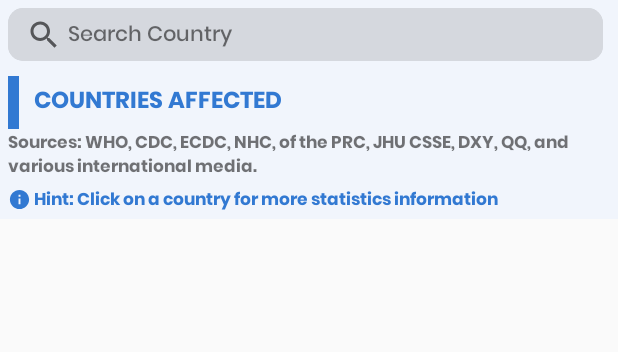
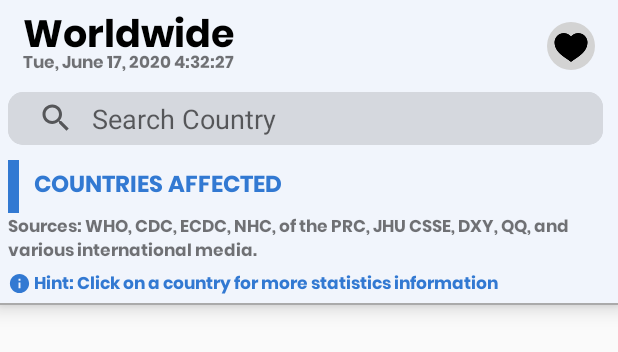
Before and after one commit to forceporquillo/TracePinas, an Android app: the layout details_layout.xml on its own in the app's theme, with its tools: preview values and no code run, on a phone screen of 412 x 824 dp. Shown: the top 352 px of the screen. Run offline under Robolectric (Android 15) with nearby library versions, the phone set to English and light mode, and no system bars.

```diff
--- a/app/src/main/java/com/force/codes/project/app/data_layer/repositories/worldwide/WorldwideRepositoryImpl.java
+++ b/app/src/main/java/com/force/codes/project/app/data_layer/repositories/worldwide/WorldwideRepositoryImpl.java
@@ -13,7 +13,7 @@ import androidx.paging.LivePagedListBuilder;
 import androidx.paging.PagedList;
 
 import com.force.codes.project.app.data_layer.resources.api.ApiServiceAdapter;
-import com.force.codes.project.app.data_layer.resources.database.CountryDao;
+import com.force.codes.project.app.data_layer.resources.database.data.CountryDao;
 import com.force.codes.project.app.model.CountryDetails;
 import com.force.codes.project.app.service.executors.AppExecutors;
 
--- a/app/src/main/java/com/force/codes/project/app/data_layer/resources/database/LocalDatabase.java
+++ b/app/src/main/java/com/force/codes/project/app/data_layer/resources/database/LocalDatabase.java
@@ -14,6 +14,8 @@ import androidx.room.Room;
 import androidx.room.RoomDatabase;
 import androidx.sqlite.db.SupportSQLiteDatabase;
 
+import com.force.codes.project.app.data_layer.resources.database.data.CountryDao;
+import com.force.codes.project.app.data_layer.resources.database.data.LiveDataDao;
 import com.force.codes.project.app.model.CountryDetails;
 
 @Database(
--- a/app/src/main/java/com/force/codes/project/app/data_layer/resources/database/LiveDataDao.java
+++ b/app/src/main/java/com/force/codes/project/app/data_layer/resources/database/data/LiveDataDao.java
@@ -5,7 +5,10 @@
  * Last modified 6/16/20 10:30 PM
  */
 
-package com.force.codes.project.app.data_layer.resources.database;
+package com.force.codes.project.app.data_layer.resources.database.data;
 
+import androidx.room.Dao;
+
+@Dao
 public interface LiveDataDao{
 }
--- a/app/src/main/java/com/force/codes/project/app/presentation_layer/views/viewholders/CountryViewHolder.java
+++ b/app/src/main/java/com/force/codes/project/app/presentation_layer/views/viewholders/CountryViewHolder.java
@@ -11,7 +11,6 @@ import android.view.View;
 import android.widget.TextView;
 
 import androidx.databinding.BindingAdapter;
-
 import androidx.databinding.library.baseAdapters.BR;
 import androidx.recyclerview.widget.RecyclerView;
 
@@ -23,7 +22,6 @@ import com.force.codes.project.app.databinding.CountryRowsBinding;
 import com.force.codes.project.app.model.CountryDetails;
 import com.force.codes.project.app.presentation_layer.controller.custom.interfaces.FragmentCallback;
 import com.force.codes.project.app.presentation_layer.controller.custom.utils.StringUtils;
-
 
 import org.jetbrains.annotations.NotNull;
 
@@ -48,7 +46,7 @@ public class CountryViewHolder extends RecyclerView.ViewHolder implements View.O
     }
 
     @SuppressLint("SetTextI18n")
-    @BindingAdapter("app:TextUpdate")
+    @BindingAdapter({"textUpdate"})
     public static void setTextUpdate(TextView textUpdate, int newCases){
         StringUtils utils = new StringUtils();
 
@@ -59,7 +57,7 @@ public class CountryViewHolder extends RecyclerView.ViewHolder implements View.O
         }
     }
 
-    @BindingAdapter("app:ImageUrl")
+    @BindingAdapter({"imageUrl"})
     public static void setFlag(@NotNull CircleImageView flagPlaceholder, final String imageUrl){
         Glide.with(flagPlaceholder.getContext())
                 .asBitmap()
--- a/app/src/main/res/layout/country_rows.xml
+++ b/app/src/main/res/layout/country_rows.xml
@@ -36,7 +36,7 @@
                 android:layout_width="@dimen/xhdpi_layout"
                 android:layout_marginTop="5dp"
                 android:layout_marginBottom="5dp"
-                app:ImageUrl="@{details.countryInfo.flag}"
+                imageUrl="@{details.countryInfo.flag}"
                 android:layout_height="@dimen/xhdpi_layout"
                 android:layout_alignParentStart="true"
                 android:layout_centerVertical="true"
@@ -88,7 +88,7 @@
 
                     <TextView
                         android:id="@+id/cases_text"
-                        app:TextUpdate="@{details.todayCases}"
+                        textUpdate="@{details.todayCases}"
                         style="@style/countrySubDetails"
                         android:layout_width="wrap_content"
                         android:layout_height="wrap_content" />
--- a/app/src/main/res/layout/details_layout.xml
+++ b/app/src/main/res/layout/details_layout.xml
@@ -4,21 +4,70 @@
   ~ Created by Force Porquillo on 6/15/20 10:30 PM
   ~ FEU Institute of Technology
   ~ Copyright (c) 2020.  All rights reserved.
-  ~ Last modified 6/15/20 10:29 PM
+  ~ Last modified 6/17/20 04:00 AM
   -->
+
 <layout xmlns:android="http://schemas.android.com/apk/res/android"
     xmlns:app="http://schemas.android.com/apk/res-auto"
     xmlns:tools="http://schemas.android.com/tools">
 
     <RelativeLayout
-        android:elevation="@dimen/elevation_4dp"
+        android:id="@id/container"
         android:layout_width="wrap_content"
-        android:layout_height="wrap_content">
+        android:layout_height="wrap_content"
+        android:background="@color/foregroundColor2"
+        android:elevation="8dp">
+
+        <RelativeLayout
+            android:id="@+id/worldwide_container"
+            android:layout_width="wrap_content"
+            android:layout_height="?attr/actionBarSize"
+            android:gravity="center_vertical">
+
+            <TextView
+                android:id="@+id/update"
+                style="@style/time_update"
+                android:layout_width="wrap_content"
+                android:layout_height="wrap_content"
+                android:layout_below="@id/worldwide"
+                android:layout_marginStart="15dp"
+                android:text="Tue, June 17, 2020 4:32:27" />
+
+            <TextView
+                android:id="@+id/worldwide"
+                style="@style/fragment_title"
+                android:layout_width="wrap_content"
+                android:layout_height="30dp"
+                android:layout_marginStart="15dp"
+                android:text="@string/worldwide_cases" />
+
+            <com.google.android.material.floatingactionbutton.FloatingActionButton
+                android:id="@+id/favorites_button"
+                android:layout_width="32dp"
+                android:layout_height="32dp"
+                android:layout_alignParentEnd="true"
+                android:layout_centerVertical="true"
+                android:layout_marginEnd="@dimen/margin_15dp"
+                android:backgroundTint="#D3D3D3"
+                android:clickable="true"
+                android:focusable="true"
+                android:padding="6dp"
+                android:src="@drawable/icon_heart"
+                app:borderWidth="0dp"
+                app:elevation="0dp"
+                app:fabCustomSize="32dp"
+                app:fabSize="normal"
+                app:pressedTranslationZ="12dp"
+                app:rippleColor="@color/search_color">
+
+            </com.google.android.material.floatingactionbutton.FloatingActionButton>
+        </RelativeLayout>
 
         <LinearLayout
             android:id="@+id/custom_widget_container"
             android:layout_width="match_parent"
             android:layout_height="wrap_content"
+            android:layout_below="@id/worldwide_container"
             android:orientation="horizontal"
             android:visibility="gone">
 
@@ -38,8 +87,7 @@
             android:layout_width="match_parent"
             android:layout_height="wrap_content"
             android:layout_below="@id/custom_widget_container"
-            android:background="@color/foregroundColor2"
-            android:elevation="2dp">
+            android:background="@color/foregroundColor2">
 
             <androidx.cardview.widget.CardView
                 android:id="@+id/search_container"
@@ -48,33 +96,33 @@
                 android:layout_marginStart="5dp"
                 android:layout_marginTop="@dimen/margin_5dp"
                 android:layout_marginEnd="@dimen/_10dp"
-                android:layout_marginBottom="10dp"
+                android:layout_marginBottom="@dimen/margin_10dp"
                 app:cardBackgroundColor="@color/search_color"
                 app:cardCornerRadius="10dp"
                 app:cardElevation="0dp">
 
+                <RelativeLayout
+                    android:layout_width="wrap_content"
+                    android:layout_height="wrap_content">
+
                     <androidx.appcompat.widget.SearchView
                         android:layout_width="match_parent"
                         android:layout_height="match_parent"
+                        android:layout_alignParentStart="true"
                         android:layout_gravity="center"
                         android:background="@color/search_color"
                         android:contextClickable="true"
                         android:gravity="center"
                         android:layoutDirection="ltr"
+                        android:overScrollMode="always"
                         android:textAlignment="center"
                         android:theme="@style/white_cursor_searchView"
+                        app:iconifiedByDefault="false"
                         app:queryBackground="@android:color/transparent"
+                        app:queryHint="Search Country"
                         tools:targetApi="m" />
+                </RelativeLayout>
 
-                <TextView
-                    android:id="@+id/search_hint_text"
-                    style="@style/search_style"
-                    android:layout_width="wrap_content"
-                    android:layout_height="wrap_content"
-                    android:layout_gravity="center_vertical"
-                    android:layout_marginStart="40dp"
-                    android:layout_marginTop="@dimen/margin_1dp"
-                    android:text="@string/search_country" />
             </androidx.cardview.widget.CardView>
 
             <RelativeLayout
@@ -106,7 +154,7 @@
                 android:layout_width="wrap_content"
                 android:layout_height="wrap_content"
                 android:layout_below="@id/countries_affected_container"
-                android:elevation="1dp">
+                android:elevation="8dp">
 
                 <TextView
                     android:id="@+id/source_text"
@@ -137,8 +185,14 @@
                     android:gravity="center_vertical"
                     android:text="@string/hint_click_on_a_country_for_more_information"
                     android:textColor="@color/blue" />
-
             </RelativeLayout>
         </RelativeLayout>
+
+        <View
+            android:id="@+id/divider_line"
+            android:layout_width="match_parent"
+            android:layout_height="1dp"
+            android:layout_below="@id/overview_container"
+            android:background="@android:color/darker_gray" />
     </RelativeLayout>
 </layout>
```
Also changed, not shown: app/src/main/java/com/force/codes/project/app/data_layer/resources/database/data/CountryDao.java (renamed from app/src/main/java/com/force/codes/project/app/data_layer/resources/database/CountryDao.java, +9 -1 lines), app/src/main/java/com/force/codes/project/app/presentation_layer/views/fragments/worldwide/WorldwideFragment.java (+16 -31 lines), app/src/main/java/com/force/codes/project/app/service/network/NetworkConnectivity.java (+13 -10 lines), app/src/main/res/layout/fragment_worldwide.xml (+18 -61 lines). Lines whose indentation alone changed are shown as unchanged.
